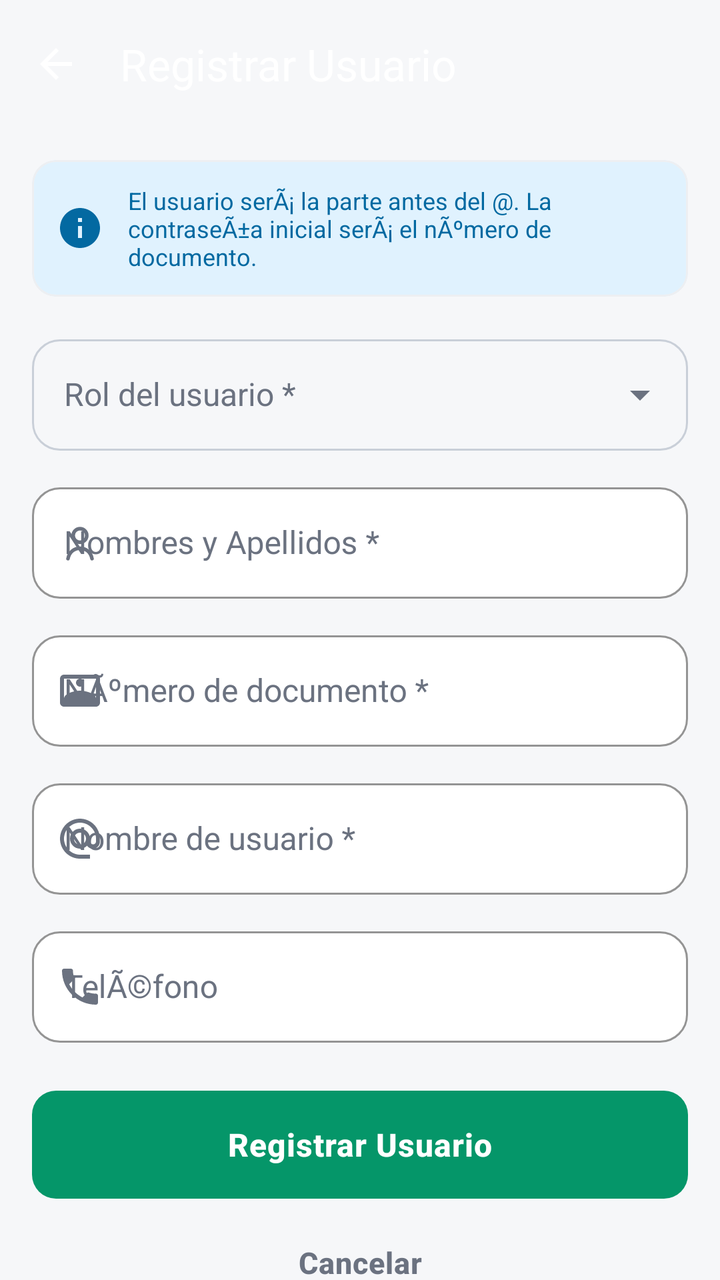
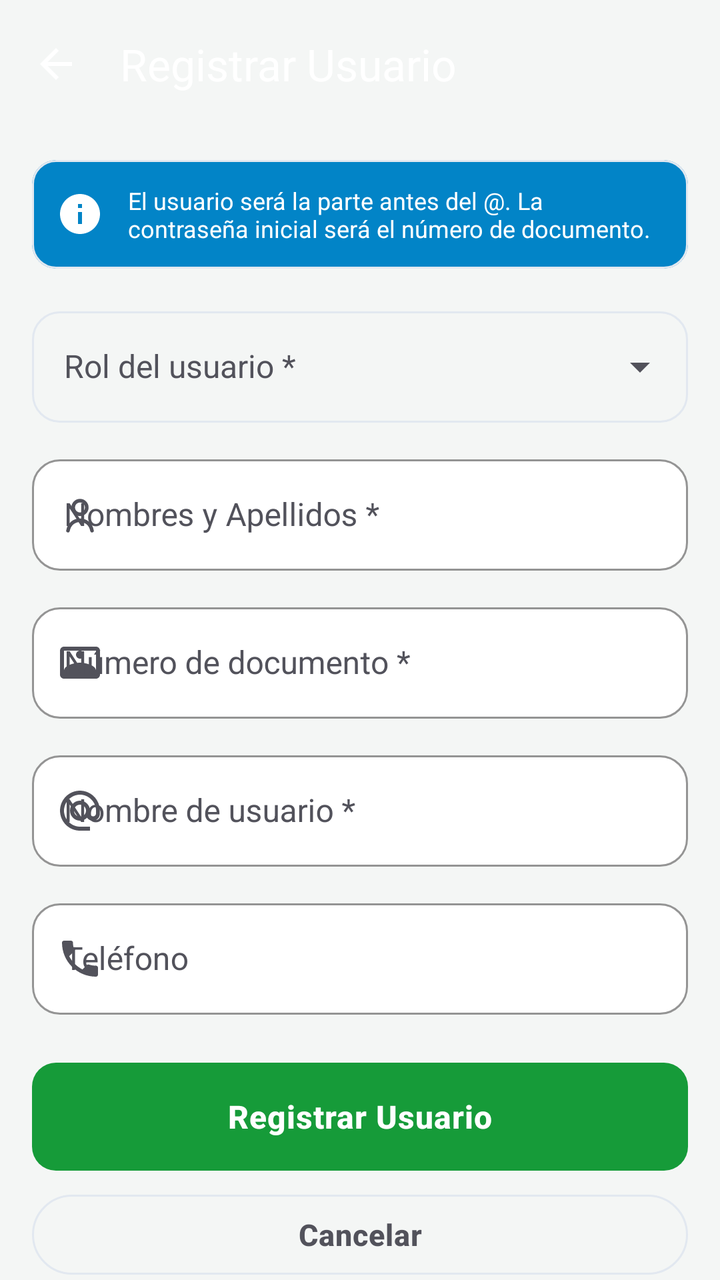

Two renders of the same Android screen: before a commit and after it. Below are the layout's source before the change and the commit's diff.
<!-- AndroidManifest.xml: application theme Theme.BienestarUPC -->
<!-- res/layout/activity_register_user.xml -->
<?xml version="1.0" encoding="utf-8"?>
<androidx.constraintlayout.widget.ConstraintLayout
    xmlns:android="http://schemas.android.com/apk/res/android"
    xmlns:app="http://schemas.android.com/apk/res-auto"
    xmlns:tools="http://schemas.android.com/tools"
    android:layout_width="match_parent"
    android:layout_height="match_parent"
   
    tools:context=".RegisterUserActivity">

    
    <com.google.android.material.appbar.MaterialToolbar
        android:id="@+id/toolbar"
        android:layout_width="match_parent"
        android:layout_height="?attr/actionBarSize"
       
        app:navigationIcon="@drawable/ic_arrow_back"
        app:navigationIconTint="@color/white_card"
        app:title="Registrar Usuario"
        app:titleTextColor="@color/white_card"
        app:layout_constraintTop_toTopOf="parent" />

    
    <androidx.core.widget.NestedScrollView
        android:layout_width="match_parent"
        android:layout_height="0dp"
        android:fillViewport="true"
        app:layout_constraintTop_toBottomOf="@id/toolbar"
        app:layout_constraintBottom_toBottomOf="parent">

        <LinearLayout
            android:layout_width="match_parent"
            android:layout_height="wrap_content"
            android:orientation="vertical"
            android:padding="16dp">

            
            <com.google.android.material.card.MaterialCardView
                android:layout_width="match_parent"
                android:layout_height="wrap_content"
                app:cardBackgroundColor="@color/info_bg"
                app:cardCornerRadius="12dp"
                app:cardElevation="0dp">

                <TextView
                    android:layout_width="match_parent"
                    android:layout_height="wrap_content"
                    app:drawableStartCompat="@drawable/ic_info"
                    android:drawablePadding="12dp"
                    app:drawableTint="@color/info_text"
                    android:gravity="center_vertical"
                    android:padding="12dp"
                    android:text="@string/txt_el_usuario_sera_la_parte_antes_del_la_contrasena"
                    android:textColor="@color/info_text"
                    android:textSize="12sp" />
            </com.google.android.material.card.MaterialCardView>

            
            <com.google.android.material.textfield.TextInputLayout
                android:id="@+id/layout_rol"
                style="@style/Widget.Material3.TextInputLayout.OutlinedBox.ExposedDropdownMenu"
                android:layout_width="match_parent"
                android:layout_height="wrap_content"
                android:layout_marginTop="16dp"
                android:hint="@string/txt_rol_del_usuario">

                <com.google.android.material.textfield.MaterialAutoCompleteTextView
                    android:id="@+id/dropdown_rol"
                    android:layout_width="match_parent"
                    android:layout_height="wrap_content"
                    android:inputType="none"
                    android:textColor="@color/text_primary" />
            </com.google.android.material.textfield.TextInputLayout>

            
            <com.google.android.material.textfield.TextInputLayout
                android:id="@+id/layout_nombre"
                android:layout_width="match_parent"
                android:layout_height="wrap_content"
                android:layout_marginTop="12dp"
                android:hint="@string/txt_nombres_y_apellidos"
                app:boxBackgroundColor="@color/white_card"
                app:startIconDrawable="@drawable/ic_person"
                app:startIconTint="@color/text_secondary">

                <com.google.android.material.textfield.TextInputEditText
                    android:id="@+id/edit_nombre"
                    android:layout_width="match_parent"
                    android:layout_height="wrap_content"
                    android:inputType="textPersonName|textCapWords"
                    android:textColor="@color/text_primary" />
            </com.google.android.material.textfield.TextInputLayout>

            
            <com.google.android.material.textfield.TextInputLayout
                android:id="@+id/layout_documento"
                android:layout_width="match_parent"
                android:layout_height="wrap_content"
                android:layout_marginTop="12dp"
                android:hint="@string/txt_numero_de_documento"
                app:boxBackgroundColor="@color/white_card"
                app:startIconDrawable="@drawable/ic_badge"
                app:startIconTint="@color/text_secondary">

                <com.google.android.material.textfield.TextInputEditText
                    android:id="@+id/edit_documento"
                    android:layout_width="match_parent"
                    android:layout_height="wrap_content"
                    android:inputType="number"
                    android:maxLength="15"
                    android:textColor="@color/text_primary" />
            </com.google.android.material.textfield.TextInputLayout>

            
            <com.google.android.material.textfield.TextInputLayout
                android:id="@+id/layout_usuario"
                android:layout_width="match_parent"
                android:layout_height="wrap_content"
                android:layout_marginTop="12dp"
                android:hint="@string/txt_nombre_de_usuario"
                app:boxBackgroundColor="@color/white_card"
                app:startIconDrawable="@drawable/ic_at"
                app:startIconTint="@color/text_secondary"
                app:suffixText="@unicesar.edu.co"
                app:suffixTextColor="@color/green_primary">

                <com.google.android.material.textfield.TextInputEditText
                    android:id="@+id/edit_usuario"
                    android:layout_width="match_parent"
                    android:layout_height="wrap_content"
                    android:inputType="text|textNoSuggestions"
                    android:maxLength="30"
                    android:textColor="@color/text_primary" />
            </com.google.android.material.textfield.TextInputLayout>

            
            <com.google.android.material.textfield.TextInputLayout
                android:id="@+id/layout_telefono"
                android:layout_width="match_parent"
                android:layout_height="wrap_content"
                android:layout_marginTop="12dp"
                android:hint="@string/txt_telefono_2"
                app:boxBackgroundColor="@color/white_card"
                app:startIconDrawable="@drawable/ic_phone"
                app:startIconTint="@color/text_secondary">

                <com.google.android.material.textfield.TextInputEditText
                    android:id="@+id/edit_telefono"
                    android:layout_width="match_parent"
                    android:layout_height="wrap_content"
                    android:inputType="phone"
                    android:maxLength="15"
                    android:textColor="@color/text_primary" />
            </com.google.android.material.textfield.TextInputLayout>

            
            <LinearLayout
                android:id="@+id/section_estudiante"
                android:layout_width="match_parent"
                android:layout_height="wrap_content"
                android:orientation="vertical"
                android:visibility="gone">

                <TextView
                    android:layout_width="wrap_content"
                    android:layout_height="wrap_content"
                    android:layout_marginTop="20dp"
                    android:layout_marginBottom="8dp"
                    android:text="@string/txt_datos_academicos"
                    android:textColor="@color/text_primary"
                    android:textSize="14sp"
                    android:textStyle="bold" />

                
                <com.google.android.material.textfield.TextInputLayout
                    android:id="@+id/layout_codigo"
                    android:layout_width="match_parent"
                    android:layout_height="wrap_content"
                    android:hint="@string/txt_codigo_estudiantil"
                    app:boxBackgroundColor="@color/white_card">

                    <com.google.android.material.textfield.TextInputEditText
                        android:id="@+id/edit_codigo"
                        android:layout_width="match_parent"
                        android:layout_height="wrap_content"
                        android:inputType="number"
                        android:textColor="@color/text_primary" />
                </com.google.android.material.textfield.TextInputLayout>

                
                <com.google.android.material.textfield.TextInputLayout
                    android:id="@+id/layout_programa"
                    android:layout_width="match_parent"
                    android:layout_height="wrap_content"
                    android:layout_marginTop="12dp"
                    android:hint="@string/txt_programa_academico"
                    app:boxBackgroundColor="@color/white_card">

                    <com.google.android.material.textfield.TextInputEditText
                        android:id="@+id/edit_programa"
                        android:layout_width="match_parent"
                        android:layout_height="wrap_content"
                        android:inputType="textCapWords"
                        android:textColor="@color/text_primary" />
                </com.google.android.material.textfield.TextInputLayout>

                
                <com.google.android.material.textfield.TextInputLayout
                    android:id="@+id/layout_semestre"
                    android:layout_width="match_parent"
                    android:layout_height="wrap_content"
                    android:layout_marginTop="12dp"
                    android:hint="@string/txt_semestre_actual"
                    app:boxBackgroundColor="@color/white_card">

                    <com.google.android.material.textfield.TextInputEditText
                        android:id="@+id/edit_semestre"
                        android:layout_width="match_parent"
                        android:layout_height="wrap_content"
                        android:inputType="number"
                        android:maxLength="2"
                        android:textColor="@color/text_primary" />
                </com.google.android.material.textfield.TextInputLayout>
            </LinearLayout>

            
            <LinearLayout
                android:id="@+id/section_docente"
                android:layout_width="match_parent"
                android:layout_height="wrap_content"
                android:orientation="vertical"
                android:visibility="gone">

                <TextView
                    android:layout_width="wrap_content"
                    android:layout_height="wrap_content"
                    android:layout_marginTop="20dp"
                    android:text="@string/txt_los_cursos_se_asignan_despues_del_registro"
                    android:textColor="@color/text_secondary"
                    android:textSize="12sp"
                    android:textStyle="italic" />
            </LinearLayout>

            
            <LinearLayout
                android:id="@+id/section_psicologo"
                android:layout_width="match_parent"
                android:layout_height="wrap_content"
                android:orientation="vertical"
                android:visibility="gone">

                <com.google.android.material.textfield.TextInputLayout
                    android:id="@+id/layout_especialidad"
                    android:layout_width="match_parent"
                    android:layout_height="wrap_content"
                    android:layout_marginTop="16dp"
                    android:hint="@string/txt_especialidad"
                    app:boxBackgroundColor="@color/white_card">

                    <com.google.android.material.textfield.TextInputEditText
                        android:id="@+id/edit_especialidad"
                        android:layout_width="match_parent"
                        android:layout_height="wrap_content"
                        android:inputType="textCapWords"
                        android:textColor="@color/text_primary" />
                </com.google.android.material.textfield.TextInputLayout>
            </LinearLayout>

            
            <com.google.android.material.progressindicator.CircularProgressIndicator
                android:id="@+id/progress_register"
                android:layout_width="wrap_content"
                android:layout_height="wrap_content"
                android:layout_gravity="center_horizontal"
                android:layout_marginTop="16dp"
                android:indeterminate="true"
                android:visibility="gone"
                app:indicatorColor="@color/green_primary"
                app:indicatorSize="32dp" />

            
            <com.google.android.material.button.MaterialButton
                android:id="@+id/btn_register"
                android:layout_width="match_parent"
                android:layout_height="54dp"
                android:layout_marginTop="24dp"
                android:text="@string/txt_registrar_usuario"
                android:textSize="16sp"
                android:textStyle="bold"
                android:textColor="@color/white_card"
                app:backgroundTint="@color/green_primary"
                app:cornerRadius="12dp" />

            
            <com.google.android.material.button.MaterialButton
                android:id="@+id/btn_cancel"
                style="@style/Widget.Material3.Button.TextButton"
                android:layout_width="match_parent"
                android:layout_height="wrap_content"
                android:layout_marginTop="8dp"
                android:text="@string/txt_cancelar"
                android:textColor="@color/text_secondary" />

        </LinearLayout>
    </androidx.core.widget.NestedScrollView>

</androidx.constraintlayout.widget.ConstraintLayout>
<!-- resources referenced by this layout -->
<resources>
  <color name="green_primary">#059669</color>
  <color name="info_bg">#E0F2FE</color>
  <color name="info_text">#0369A1</color>
  <color name="text_primary">#111827</color>
  <color name="text_secondary">#6B7280</color>
  <color name="white_card">#FFFFFF</color>
  <string name="txt_cancelar">Cancelar</string>
  <string name="txt_codigo_estudiantil">CÃ³digo Estudiantil</string>
  <string name="txt_datos_academicos">Datos AcadÃ©micos</string>
  <string name="txt_el_usuario_sera_la_parte_antes_del_la_contrasena">El usuario serÃ¡ la parte antes del @. La contraseÃ±a inicial serÃ¡ el nÃºmero de documento.</string>
  <string name="txt_especialidad">Especialidad</string>
  <string name="txt_los_cursos_se_asignan_despues_del_registro">Los cursos se asignan despuÃ©s del registro.</string>
  <string name="txt_nombre_de_usuario">Nombre de usuario *</string>
  <string name="txt_nombres_y_apellidos">Nombres y Apellidos *</string>
  <string name="txt_numero_de_documento">NÃºmero de documento *</string>
  <string name="txt_programa_academico">Programa AcadÃ©mico</string>
  <string name="txt_registrar_usuario">Registrar Usuario</string>
  <string name="txt_rol_del_usuario">Rol del usuario *</string>
  <string name="txt_semestre_actual">Semestre actual</string>
  <string name="txt_telefono_2">TelÃ©fono</string>
  <color name="green_container">#D1FAE5</color>
  <color name="on_primary_container">#053B2A</color>
  <color name="teal_primary">#0D9488</color>
  <color name="teal_light">#CCFBF1</color>
  <color name="background_gray">#F6F7F9</color>
  <color name="surface_container_low">#F8FAFC</color>
  <color name="surface_container">#EFF2F5</color>
  <color name="surface_container_high">#E7EAEE</color>
  <color name="surface_container_highest">#DEE2E8</color>
  <color name="surface_outline">#C9CFD8</color>
  <color name="surface_outline_variant">#E4E7EC</color>
  <color name="error_text">#DC2626</color>
  <color name="green_primary_dark">#047857</color>
  <color name="gray_medium">#9CA3AF</color>
  <color name="stroke_color">#EDEFF2</color>
  <color name="green_light">#D1FAE5</color>
  <color name="nav_background">#FFFFFF</color>
  <color name="chip_bg">#F3F4F6</color>
  <color name="chip_text">#111827</color>
  <style name="ShapeAppearance.BienestarUPC.Dialog" parent="ShapeAppearance.Material3.LargeComponent">
          <item name="cornerSize">24dp</item>
      </style>
  <!-- unchanged entries left out for length: 15 -->
</resources>

<!-- the commit's change to res/layout/activity_register_user.xml (unified diff, before → after) -->
@@ -5,7 +5,7 @@
     xmlns:tools="http://schemas.android.com/tools"
     android:layout_width="match_parent"
     android:layout_height="match_parent"
-   
+    android:fitsSystemWindows="true"
     tools:context=".RegisterUserActivity">
 
     
@@ -287,19 +287,20 @@
                 android:text="@string/txt_registrar_usuario"
                 android:textSize="16sp"
                 android:textStyle="bold"
-                android:textColor="@color/white_card"
+                android:textColor="@color/on_green"
                 app:backgroundTint="@color/green_primary"
                 app:cornerRadius="12dp" />
 
             
             <com.google.android.material.button.MaterialButton
                 android:id="@+id/btn_cancel"
-                style="@style/Widget.Material3.Button.TextButton"
+                style="@style/Widget.Material3.Button.OutlinedButton"
                 android:layout_width="match_parent"
                 android:layout_height="wrap_content"
                 android:layout_marginTop="8dp"
                 android:text="@string/txt_cancelar"
-                android:textColor="@color/text_secondary" />
+                android:textColor="@color/text_secondary"
+                app:strokeColor="@color/border_surface_1" />
 
         </LinearLayout>
     </androidx.core.widget.NestedScrollView>
<!-- resource entries referenced after the edit -->
@@ -1,47 +1,69 @@
 <!-- resources referenced by this layout -->
 <resources>
-  <color name="green_primary">#059669</color>
-  <color name="info_bg">#E0F2FE</color>
-  <color name="info_text">#0369A1</color>
-  <color name="text_primary">#111827</color>
-  <color name="text_secondary">#6B7280</color>
-  <color name="white_card">#FFFFFF</color>
+  <color name="border_surface_1">@color/border_surface_1_light</color>
+  <color name="green_primary">@color/upc_green_primary</color>
+  <color name="info_bg">@color/role_psychologist_light</color>
+  <color name="info_text">#FFFFFF</color>
+  <color name="on_green">#FFFFFF</color>
+  <color name="text_primary">@color/text_primary_light</color>
+  <color name="text_secondary">@color/text_secondary_light</color>
+  <color name="white_card">@color/bg_surface_1</color>
   <string name="txt_cancelar">Cancelar</string>
-  <string name="txt_codigo_estudiantil">CÃ³digo Estudiantil</string>
-  <string name="txt_datos_academicos">Datos AcadÃ©micos</string>
-  <string name="txt_el_usuario_sera_la_parte_antes_del_la_contrasena">El usuario serÃ¡ la parte antes del @. La contraseÃ±a inicial serÃ¡ el nÃºmero de documento.</string>
+  <string name="txt_codigo_estudiantil">Código Estudiantil</string>
+  <string name="txt_datos_academicos">Datos Académicos</string>
+  <string name="txt_el_usuario_sera_la_parte_antes_del_la_contrasena">El usuario será la parte antes del @. La contraseña inicial será el número de documento.</string>
   <string name="txt_especialidad">Especialidad</string>
-  <string name="txt_los_cursos_se_asignan_despues_del_registro">Los cursos se asignan despuÃ©s del registro.</string>
+  <string name="txt_los_cursos_se_asignan_despues_del_registro">Los cursos se asignan después del registro.</string>
   <string name="txt_nombre_de_usuario">Nombre de usuario *</string>
   <string name="txt_nombres_y_apellidos">Nombres y Apellidos *</string>
-  <string name="txt_numero_de_documento">NÃºmero de documento *</string>
-  <string name="txt_programa_academico">Programa AcadÃ©mico</string>
+  <string name="txt_numero_de_documento">Número de documento *</string>
+  <string name="txt_programa_academico">Programa Académico</string>
   <string name="txt_registrar_usuario">Registrar Usuario</string>
   <string name="txt_rol_del_usuario">Rol del usuario *</string>
   <string name="txt_semestre_actual">Semestre actual</string>
-  <string name="txt_telefono_2">TelÃ©fono</string>
-  <color name="green_container">#D1FAE5</color>
-  <color name="on_primary_container">#053B2A</color>
-  <color name="teal_primary">#0D9488</color>
-  <color name="teal_light">#CCFBF1</color>
-  <color name="background_gray">#F6F7F9</color>
-  <color name="surface_container_low">#F8FAFC</color>
-  <color name="surface_container">#EFF2F5</color>
-  <color name="surface_container_high">#E7EAEE</color>
-  <color name="surface_container_highest">#DEE2E8</color>
-  <color name="surface_outline">#C9CFD8</color>
-  <color name="surface_outline_variant">#E4E7EC</color>
-  <color name="error_text">#DC2626</color>
-  <color name="green_primary_dark">#047857</color>
-  <color name="gray_medium">#9CA3AF</color>
-  <color name="stroke_color">#EDEFF2</color>
-  <color name="green_light">#D1FAE5</color>
-  <color name="nav_background">#FFFFFF</color>
-  <color name="chip_bg">#F3F4F6</color>
-  <color name="chip_text">#111827</color>
+  <string name="txt_telefono_2">Teléfono</string>
+  <color name="border_surface_1_light">#E2E8F0</color>
+  <color name="upc_green_primary">#169B39</color>
+  <color name="role_psychologist_light">#0284C7</color>
+  <color name="text_primary_light">#18181B</color>
+  <color name="text_secondary_light">#52525B</color>
+  <color name="bg_surface_1">@color/bg_surface_1_light</color>
+  <color name="green_container">@color/upc_green_tint_light</color>
+  <color name="on_primary_container">@color/text_primary</color>
+  <color name="teal_primary">@color/risk_low_text</color>
+  <color name="teal_light">@color/risk_low_border</color>
+  <color name="background_gray">@color/bg_canvas</color>
+  <color name="surface_container_low">@color/bg_surface_1</color>
+  <color name="surface_container">@color/bg_surface_2</color>
+  <color name="surface_container_high">@color/border_surface_1</color>
+  <color name="surface_container_highest">@color/border_surface_1</color>
+  <color name="surface_outline">@color/border_surface_1</color>
+  <color name="surface_outline_variant">@color/border_surface_1</color>
+  <color name="error_text">@color/risk_critical_text</color>
+  <color name="green_primary_dark">@color/upc_green_dark</color>
+  <color name="bg_surface_1_light">#FFFFFF</color>
+  <color name="upc_green_tint_light">#E8F5E9</color>
+  <color name="risk_low_text">@color/risk_low_text_light</color>
+  <color name="risk_low_border">@color/risk_low_border_light</color>
+  <color name="bg_canvas">@color/bg_canvas_light</color>
+  <color name="bg_surface_2">@color/bg_surface_2_light</color>
+  <color name="risk_critical_text">@color/risk_critical_text_light</color>
+  <color name="upc_green_dark">#0A743B</color>
+  <color name="gray_medium">@color/text_secondary</color>
+  <color name="stroke_color">@color/border_surface_1</color>
+  <color name="green_light">@color/upc_green_light</color>
+  <color name="nav_background">@color/bg_surface_1</color>
+  <color name="chip_bg">@color/bg_surface_2</color>
+  <color name="chip_text">@color/text_primary</color>
   <style name="ShapeAppearance.BienestarUPC.Dialog" parent="ShapeAppearance.Material3.LargeComponent">
           <item name="cornerSize">24dp</item>
       </style>
+  <color name="risk_low_text_light">#0D9488</color>
+  <color name="risk_low_border_light">#99F6E4</color>
+  <color name="bg_canvas_light">#F4F6F5</color>
+  <color name="bg_surface_2_light">#F8FAFC</color>
+  <color name="risk_critical_text_light">#BE123C</color>
+  <color name="upc_green_light">#73C167</color>
   <!-- unchanged entries left out for length: 15 -->
 </resources>
 
